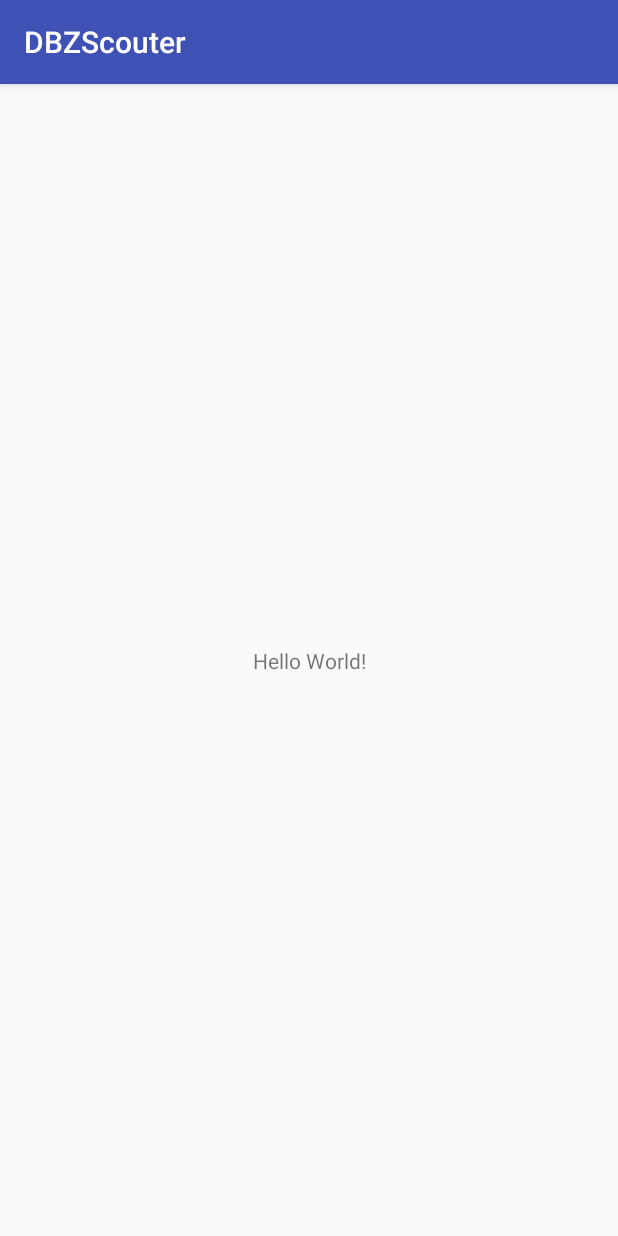
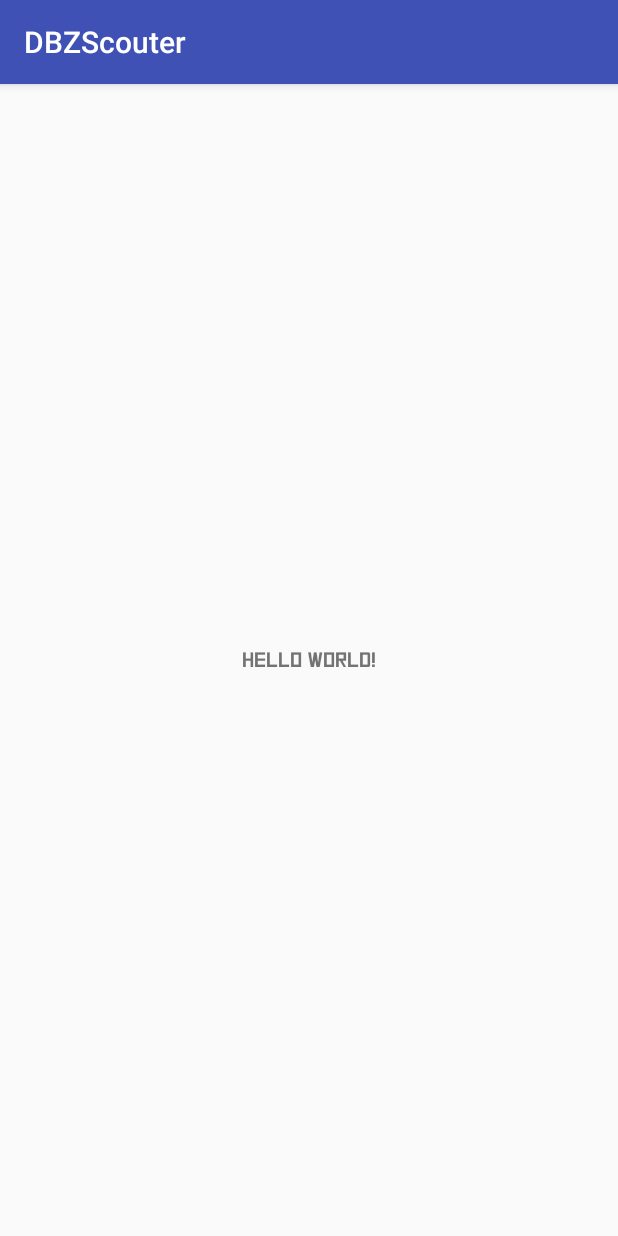
Before and after one commit to gavrielrh/dbzscouter, an Android app: the screen it shows after launch (MainActivity), on a phone screen of 412 x 824 dp. Run offline under Robolectric (Android 15) with nearby library versions, the phone set to English and light mode, and no system bars.

Commit message:
Make font work correctly.

```diff
--- a/app/src/main/java/se/rit/edu/dbzscouter/MainActivity.kt
+++ b/app/src/main/java/se/rit/edu/dbzscouter/MainActivity.kt
@@ -1,12 +1,19 @@
 package se.rit.edu.dbzscouter
 
+import android.graphics.Typeface
 import android.support.v7.app.AppCompatActivity
 import android.os.Bundle
+import android.widget.TextView
 
 class MainActivity : AppCompatActivity() {
 
     override fun onCreate(savedInstanceState: Bundle?) {
         super.onCreate(savedInstanceState)
         setContentView(R.layout.activity_main)
+
+        // You can get rid of this, but it does prove that our font works!
+        val tv = findViewById<TextView>(R.id.hello_text)
+        val face = Typeface.createFromAsset(assets, "fonts/Square.ttf")
+        tv.typeface = face
     }
 }
--- a/app/src/main/res/layout/activity_main.xml
+++ b/app/src/main/res/layout/activity_main.xml
@@ -7,6 +7,7 @@
     tools:context="se.rit.edu.dbzscouter.MainActivity">
 
     <TextView
+        android:id="@+id/hello_text"
         android:layout_width="wrap_content"
         android:layout_height="wrap_content"
         android:text="Hello World!"
```
Also changed, not shown: app/src/main/assets/fonts/Square.ttf (renamed from app/src/main/res/drawable/Square.ttf).
